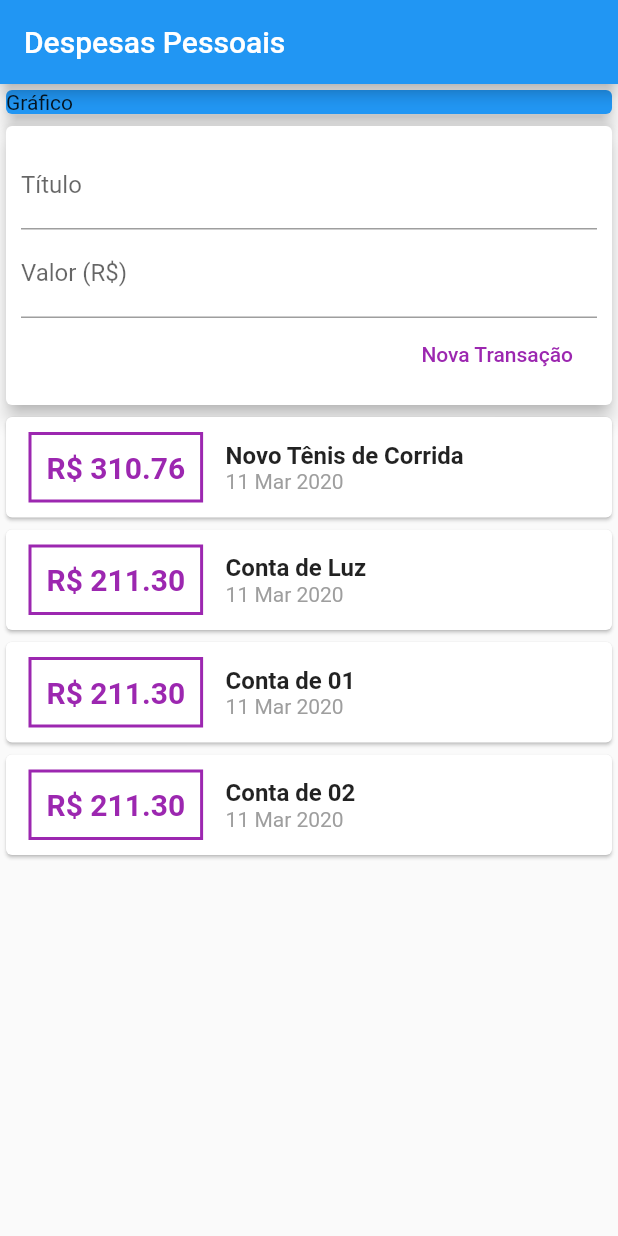
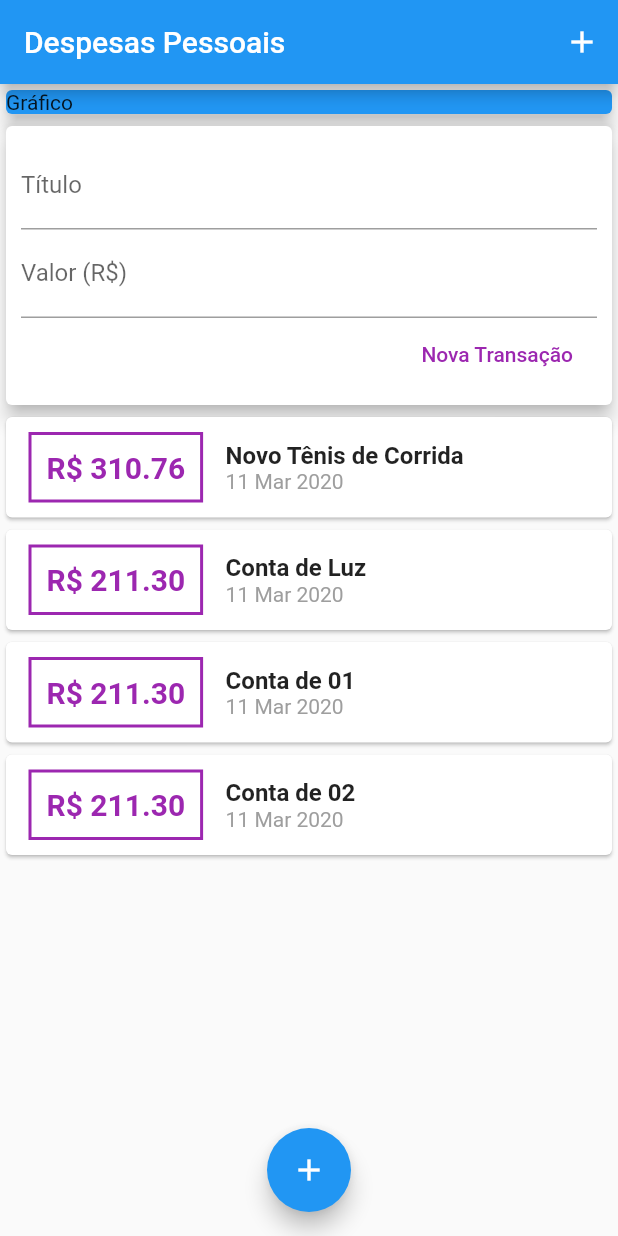
Before and after one commit to wellingtondw/expenses-controller, a Flutter app: the screen it shows after launch, on a phone screen of 412 x 824 dp. Run offline on Flutter 3.47's test engine with Material 2 defaults, Android fonts, the phone set to English and light mode, and no system bars.

```diff
--- a/lib/main.dart
+++ b/lib/main.dart
@@ -16,7 +16,15 @@ class MyHomePage extends StatelessWidget {
   @override
   Widget build(BuildContext context) {
     return Scaffold(
-        appBar: AppBar(title: Text('Despesas Pessoais')),
+      appBar: AppBar(
+        title: Text('Despesas Pessoais'),
+        actions: <Widget>[
+          IconButton(
+            icon: Icon(Icons.add),
+            onPressed: () {},
+          )
+        ],
+      ),
       body: SingleChildScrollView(
         child: Column(
           mainAxisAlignment: MainAxisAlignment.start,
@@ -33,6 +41,12 @@ class MyHomePage extends StatelessWidget {
             TransactionUser(),
           ],
         ),
-        ));
+      ),
+      floatingActionButton: FloatingActionButton(
+        child: Icon(Icons.add),
+        onPressed: () {},
+      ),
+      floatingActionButtonLocation: FloatingActionButtonLocation.centerFloat,
+    );
   }
 }
```
Lines whose indentation alone changed are shown as unchanged.
